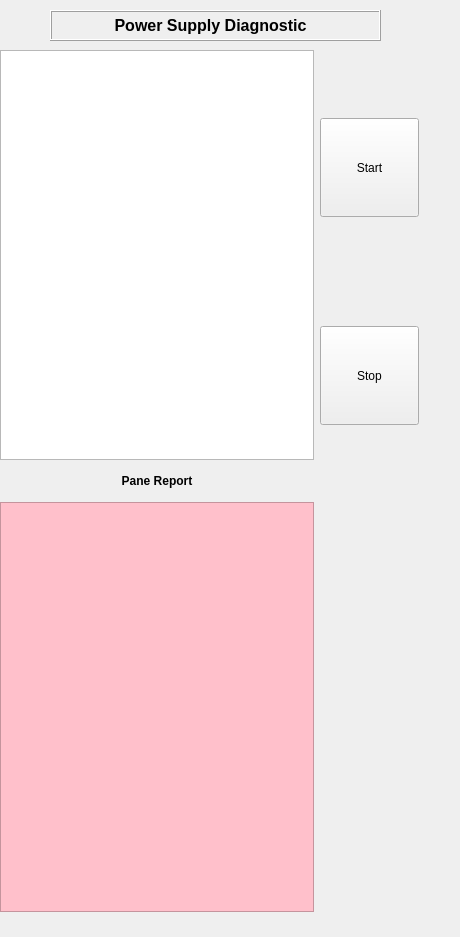
Qt form pydm/ps_diagnostic/main_window.ui (lnls-sirius/hla) before a commit.
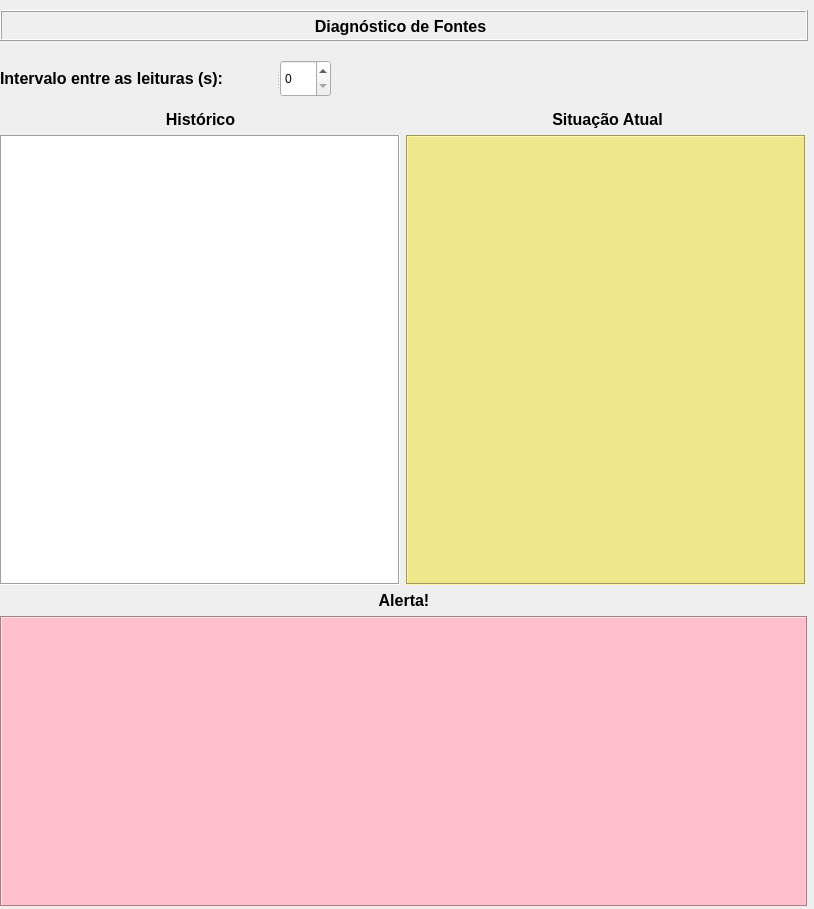
The same form after that commit.

The edit to the form file:
```diff
--- a/pydm/ps_diagnostic/main_window.ui
+++ b/pydm/ps_diagnostic/main_window.ui
@@ -6,20 +6,20 @@
    <rect>
     <x>0</x>
     <y>0</y>
-    <width>460</width>
-    <height>937</height>
+    <width>814</width>
+    <height>909</height>
    </rect>
   </property>
   <property name="minimumSize">
    <size>
-    <width>460</width>
-    <height>937</height>
+    <width>814</width>
+    <height>909</height>
    </size>
   </property>
   <property name="maximumSize">
    <size>
-    <width>460</width>
-    <height>937</height>
+    <width>814</width>
+    <height>909</height>
    </size>
   </property>
   <property name="windowTitle">
@@ -28,9 +28,9 @@
   <widget class="QFrame" name="frame">
    <property name="geometry">
     <rect>
-     <x>50</x>
+     <x>0</x>
      <y>10</y>
-     <width>331</width>
+     <width>808</width>
      <height>31</height>
     </rect>
    </property>
@@ -43,133 +43,200 @@
    <widget class="QLabel" name="label">
     <property name="geometry">
      <rect>
-      <x>60</x>
-      <y>5</y>
+      <x>300</x>
+      <y>6</y>
       <width>201</width>
       <height>21</height>
      </rect>
     </property>
     <property name="text">
-     <string>&lt;html&gt;&lt;head/&gt;&lt;body&gt;&lt;p&gt;&lt;span style=&quot; font-size:12pt; font-weight:600;&quot;&gt;Power Supply Diagnostic&lt;/span&gt;&lt;/p&gt;&lt;/body&gt;&lt;/html&gt;</string>
+     <string>&lt;html&gt;&lt;head/&gt;&lt;body&gt;&lt;p&gt;&lt;span style=&quot; font-size:12pt; font-weight:600;&quot;&gt;Diagnóstico de Fontes&lt;/span&gt;&lt;/p&gt;&lt;/body&gt;&lt;/html&gt;</string>
     </property>
     <property name="alignment">
      <set>Qt::AlignCenter</set>
     </property>
    </widget>
   </widget>
-  <widget class="QWidget" name="layoutWidget">
+  <widget class="QLabel" name="label_2">
+   <property name="geometry">
+    <rect>
+     <x>1</x>
+     <y>467</y>
+     <width>89</width>
+     <height>30</height>
+    </rect>
+   </property>
+   <property name="minimumSize">
+    <size>
+     <width>0</width>
+     <height>30</height>
+    </size>
+   </property>
+   <property name="maximumSize">
+    <size>
+     <width>16777215</width>
+     <height>30</height>
+    </size>
+   </property>
+   <property name="text">
+    <string>&lt;html&gt;&lt;head/&gt;&lt;body&gt;&lt;p&gt;&lt;span style=&quot; font-weight:600;&quot;&gt;Alerta&lt;/span&gt;&lt;/p&gt;&lt;/body&gt;&lt;/html&gt;</string>
+   </property>
+   <property name="alignment">
+    <set>Qt::AlignCenter</set>
+   </property>
+  </widget>
+  <widget class="QWidget" name="">
    <property name="geometry">
     <rect>
      <x>0</x>
-     <y>50</y>
-     <width>421</width>
-     <height>864</height>
+     <y>110</y>
+     <width>810</width>
+     <height>801</height>
     </rect>
    </property>
-   <layout class="QGridLayout" name="gridLayout">
-    <item row="0" column="0" rowspan="2">
-     <widget class="QTextEdit" name="te_test_sequence">
-      <property name="minimumSize">
-       <size>
-        <width>314</width>
-        <height>410</height>
-       </size>
-      </property>
-      <property name="maximumSize">
-       <size>
-        <width>314</width>
-        <height>410</height>
-       </size>
-      </property>
-      <property name="readOnly">
-       <bool>true</bool>
-      </property>
-     </widget>
+   <layout class="QVBoxLayout" name="verticalLayout">
+    <property name="sizeConstraint">
+     <enum>QLayout::SetFixedSize</enum>
+    </property>
+    <item>
+     <layout class="QGridLayout" name="gridLayout">
+      <item row="0" column="0">
+       <widget class="QLabel" name="label_6">
+        <property name="text">
+         <string>&lt;html&gt;&lt;head/&gt;&lt;body&gt;&lt;p&gt;&lt;span style=&quot; font-size:12pt; font-weight:600;&quot;&gt;Histórico&lt;/span&gt;&lt;/p&gt;&lt;/body&gt;&lt;/html&gt;</string>
+        </property>
+        <property name="alignment">
+         <set>Qt::AlignCenter</set>
+        </property>
+       </widget>
+      </item>
+      <item row="0" column="1">
+       <widget class="QLabel" name="label_5">
+        <property name="text">
+         <string>&lt;html&gt;&lt;head/&gt;&lt;body&gt;&lt;p&gt;&lt;span style=&quot; font-size:12pt; font-weight:600;&quot;&gt;Situação Atual&lt;/span&gt;&lt;/p&gt;&lt;/body&gt;&lt;/html&gt;</string>
+        </property>
+        <property name="alignment">
+         <set>Qt::AlignCenter</set>
+        </property>
+       </widget>
+      </item>
+     </layout>
     </item>
-    <item row="0" column="1">
-     <widget class="QPushButton" name="pb_start">
-      <property name="minimumSize">
-       <size>
-        <width>99</width>
-        <height>99</height>
-       </size>
-      </property>
-      <property name="maximumSize">
-       <size>
-        <width>99</width>
-        <height>99</height>
-       </size>
-      </property>
-      <property name="text">
-       <string>Start</string>
-      </property>
-      <property name="checkable">
-       <bool>true</bool>
-      </property>
-     </widget>
+    <item>
+     <layout class="QHBoxLayout" name="horizontalLayout">
+      <item>
+       <widget class="QTextEdit" name="te_historic">
+        <property name="minimumSize">
+         <size>
+          <width>400</width>
+          <height>450</height>
+         </size>
+        </property>
+        <property name="maximumSize">
+         <size>
+          <width>400</width>
+          <height>450</height>
+         </size>
+        </property>
+        <property name="frameShape">
+         <enum>QFrame::Box</enum>
+        </property>
+        <property name="frameShadow">
+         <enum>QFrame::Sunken</enum>
+        </property>
+        <property name="readOnly">
+         <bool>true</bool>
+        </property>
+       </widget>
+      </item>
+      <item>
+       <widget class="QTextEdit" name="te_current_status">
+        <property name="minimumSize">
+         <size>
+          <width>400</width>
+          <height>450</height>
+         </size>
+        </property>
+        <property name="maximumSize">
+         <size>
+          <width>400</width>
+          <height>450</height>
+         </size>
+        </property>
+        <property name="styleSheet">
+         <string notr="true">background-color: rgb(240, 230, 140);</string>
+        </property>
+        <property name="frameShape">
+         <enum>QFrame::Box</enum>
+        </property>
+        <property name="readOnly">
+         <bool>true</bool>
+        </property>
+       </widget>
+      </item>
+     </layout>
     </item>
-    <item row="1" column="1">
-     <widget class="QPushButton" name="pb_stop">
-      <property name="minimumSize">
-       <size>
-        <width>99</width>
-        <height>99</height>
-       </size>
-      </property>
-      <property name="maximumSize">
-       <size>
-        <width>99</width>
-        <height>99</height>
-       </size>
-      </property>
+    <item>
+     <widget class="QLabel" name="label_3">
       <property name="text">
-       <string>Stop</string>
-      </property>
-     </widget>
-    </item>
-    <item row="2" column="0">
-     <widget class="QLabel" name="label_2">
-      <property name="minimumSize">
-       <size>
-        <width>0</width>
-        <height>30</height>
-       </size>
-      </property>
-      <property name="maximumSize">
-       <size>
-        <width>16777215</width>
-        <height>30</height>
-       </size>
-      </property>
-      <property name="text">
-       <string>&lt;html&gt;&lt;head/&gt;&lt;body&gt;&lt;p&gt;&lt;span style=&quot; font-weight:600;&quot;&gt;Pane Report&lt;/span&gt;&lt;/p&gt;&lt;/body&gt;&lt;/html&gt;</string>
+       <string>&lt;html&gt;&lt;head/&gt;&lt;body&gt;&lt;p&gt;&lt;span style=&quot; font-size:12pt; font-weight:600;&quot;&gt;Alerta!&lt;/span&gt;&lt;/p&gt;&lt;/body&gt;&lt;/html&gt;</string>
       </property>
       <property name="alignment">
        <set>Qt::AlignCenter</set>
       </property>
      </widget>
     </item>
-    <item row="3" column="0">
+    <item>
      <widget class="QTextEdit" name="te_pane_report">
       <property name="minimumSize">
        <size>
-        <width>314</width>
-        <height>410</height>
+        <width>808</width>
+        <height>291</height>
        </size>
       </property>
       <property name="maximumSize">
        <size>
-        <width>314</width>
-        <height>410</height>
+        <width>2000</width>
+        <height>2000</height>
        </size>
       </property>
       <property name="styleSheet">
        <string notr="true">background-color: rgb(255, 192, 203);</string>
       </property>
+      <property name="frameShape">
+       <enum>QFrame::Box</enum>
+      </property>
+      <property name="readOnly">
+       <bool>true</bool>
+      </property>
      </widget>
     </item>
    </layout>
   </widget>
+  <widget class="QSplitter" name="splitter_2">
+   <property name="geometry">
+    <rect>
+     <x>0</x>
+     <y>60</y>
+     <width>331</width>
+     <height>37</height>
+    </rect>
+   </property>
+   <property name="orientation">
+    <enum>Qt::Horizontal</enum>
+   </property>
+   <widget class="QSplitter" name="splitter">
+    <property name="orientation">
+     <enum>Qt::Horizontal</enum>
+    </property>
+    <widget class="QLabel" name="label_4">
+     <property name="text">
+      <string>&lt;html&gt;&lt;head/&gt;&lt;body&gt;&lt;p&gt;&lt;span style=&quot; font-size:12pt; font-weight:600;&quot;&gt;Intervalo entre as leituras (s):&lt;/span&gt;&lt;/p&gt;&lt;/body&gt;&lt;/html&gt;</string>
+     </property>
+    </widget>
+    <widget class="QSpinBox" name="sb_time_interval"/>
+   </widget>
+  </widget>
  </widget>
  <resources/>
  <connections/>
```
